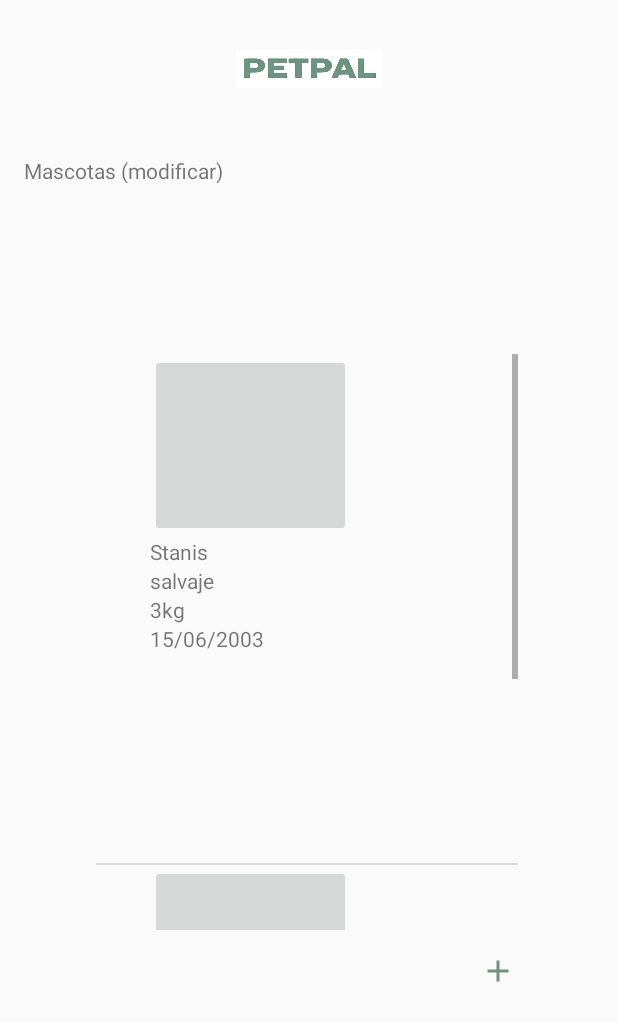
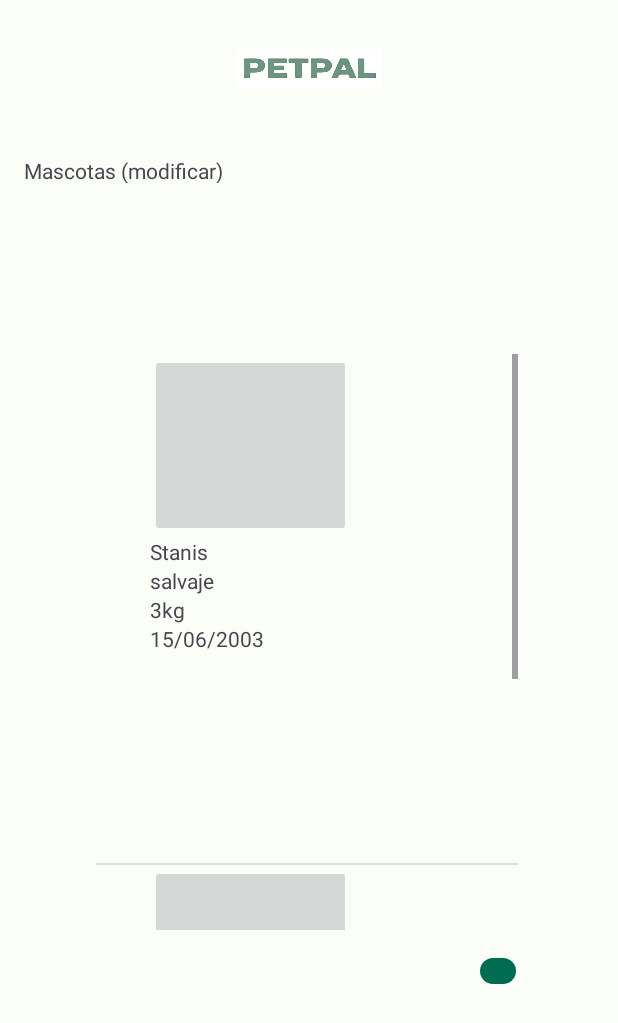
Before and after one commit to manriquer/petpal, an Android app: the screen it shows after launch (Principal), after a tap on "SIGUIENTE", on a phone screen of 412 x 824 dp. Shown: the top 1023 px of the screen. Run offline under Robolectric (Android 15) with nearby library versions, the phone set to English and light mode, and no system bars; our stand-ins replace Firebase (no records; nobody signed in at launch, a user with empty details on screens opened directly).

Commit message:
material 3 añadido

```diff
--- a/app/src/main/AndroidManifest.xml
+++ b/app/src/main/AndroidManifest.xml
@@ -9,7 +9,7 @@
         android:icon="@mipmap/ic_launcher"
         android:label="@string/app_name"
         android:supportsRtl="true"
-        android:theme="@style/Theme.PetPal"
+        android:theme="@style/PetpalTheme"
         tools:targetApi="31">
 
         <!--
@@ -64,12 +64,12 @@
                 android:name="android.support.PARENT_ACTIVITY"
                 android:value=".Principal" />
         </activity>
+
         <meta-data
             android:name="com.google.android.geo.API_KEY"
             android:value="AIzaSyC7tdpxsHi1k3p22Xbgy1EkJxf2w4vNWo0" />
     </application>
+
     <uses-permission android:name="android.permission.ACCESS_NETWORK_STATE" />
-
     <uses-permission android:name="android.permission.INTERNET" />
-
 </manifest>
--- a/app/src/main/res/values/colors.xml
+++ b/app/src/main/res/values/colors.xml
@@ -1,10 +1,66 @@
 <?xml version="1.0" encoding="utf-8"?>
 <resources>
-    <color name="purple_200">#FFBB86FC</color>
-    <color name="purple_500">#FF6200EE</color>
-    <color name="purple_700">#FF3700B3</color>
-    <color name="teal_200">#FF03DAC5</color>
-    <color name="teal_700">#FF018786</color>
+    <color name="seed">#6C9382</color>
+    <color name="md_theme_light_primary">#006C51</color>
+    <color name="md_theme_light_onPrimary">#FFFFFF</color>
+    <color name="md_theme_light_primaryContainer">#84F8CD</color>
+    <color name="md_theme_light_onPrimaryContainer">#002116</color>
+    <color name="md_theme_light_secondary">#4C6359</color>
+    <color name="md_theme_light_onSecondary">#FFFFFF</color>
+    <color name="md_theme_light_secondaryContainer">#CEE9DB</color>
+    <color name="md_theme_light_onSecondaryContainer">#082017</color>
+    <color name="md_theme_light_tertiary">#3F6375</color>
+    <color name="md_theme_light_onTertiary">#FFFFFF</color>
+    <color name="md_theme_light_tertiaryContainer">#C2E8FD</color>
+    <color name="md_theme_light_onTertiaryContainer">#001F2B</color>
+    <color name="md_theme_light_error">#BA1A1A</color>
+    <color name="md_theme_light_errorContainer">#FFDAD6</color>
+    <color name="md_theme_light_onError">#FFFFFF</color>
+    <color name="md_theme_light_onErrorContainer">#410002</color>
+    <color name="md_theme_light_background">#FBFDF9</color>
+    <color name="md_theme_light_onBackground">#191C1A</color>
+    <color name="md_theme_light_surface">#FBFDF9</color>
+    <color name="md_theme_light_onSurface">#191C1A</color>
+    <color name="md_theme_light_surfaceVariant">#DBE5DE</color>
+    <color name="md_theme_light_onSurfaceVariant">#404944</color>
+    <color name="md_theme_light_outline">#707974</color>
+    <color name="md_theme_light_inverseOnSurface">#EFF1EE</color>
+    <color name="md_theme_light_inverseSurface">#2E312F</color>
+    <color name="md_theme_light_inversePrimary">#66DBB2</color>
+    <color name="md_theme_light_shadow">#000000</color>
+    <color name="md_theme_light_surfaceTint">#006C51</color>
+    <color name="md_theme_light_outlineVariant">#BFC9C2</color>
+    <color name="md_theme_light_scrim">#000000</color>
+    <color name="md_theme_dark_primary">#66DBB2</color>
+    <color name="md_theme_dark_onPrimary">#003828</color>
+    <color name="md_theme_dark_primaryContainer">#00513C</color>
+    <color name="md_theme_dark_onPrimaryContainer">#84F8CD</color>
+    <color name="md_theme_dark_secondary">#B3CCBF</color>
+    <color name="md_theme_dark_onSecondary">#1E352C</color>
+    <color name="md_theme_dark_secondaryContainer">#354C42</color>
+    <color name="md_theme_dark_onSecondaryContainer">#CEE9DB</color>
+    <color name="md_theme_dark_tertiary">#A7CCE0</color>
+    <color name="md_theme_dark_onTertiary">#0A3445</color>
+    <color name="md_theme_dark_tertiaryContainer">#264B5C</color>
+    <color name="md_theme_dark_onTertiaryContainer">#C2E8FD</color>
+    <color name="md_theme_dark_error">#FFB4AB</color>
+    <color name="md_theme_dark_errorContainer">#93000A</color>
+    <color name="md_theme_dark_onError">#690005</color>
+    <color name="md_theme_dark_onErrorContainer">#FFDAD6</color>
+    <color name="md_theme_dark_background">#191C1A</color>
+    <color name="md_theme_dark_onBackground">#E1E3E0</color>
+    <color name="md_theme_dark_surface">#191C1A</color>
+    <color name="md_theme_dark_onSurface">#E1E3E0</color>
+    <color name="md_theme_dark_surfaceVariant">#404944</color>
+    <color name="md_theme_dark_onSurfaceVariant">#BFC9C2</color>
+    <color name="md_theme_dark_outline">#89938D</color>
+    <color name="md_theme_dark_inverseOnSurface">#191C1A</color>
+    <color name="md_theme_dark_inverseSurface">#E1E3E0</color>
+    <color name="md_theme_dark_inversePrimary">#006C51</color>
+    <color name="md_theme_dark_shadow">#000000</color>
+    <color name="md_theme_dark_surfaceTint">#66DBB2</color>
+    <color name="md_theme_dark_outlineVariant">#404944</color>
+    <color name="md_theme_dark_scrim">#000000</color>
     <color name="black">#FF000000</color>
     <color name="white">#FFFFFFFF</color>
 </resources>
--- a/app/src/main/res/values/themes.xml
+++ b/app/src/main/res/values/themes.xml
@@ -1,17 +1,48 @@
-<resources xmlns:tools="http://schemas.android.com/tools">
-    <!-- Base application theme. -->
-    <style name="Theme.PetPal" parent="Theme.AppCompat.Light.NoActionBar">
-        <!-- Primary brand color. -->
-        <item name="android:statusBarColor">@android:color/white</item>
-        <item name="android:windowLightStatusBar">true</item>
-        <item name="colorPrimary">@color/black</item>
-        <item name="colorPrimaryVariant">@color/white</item>
-        <item name="colorOnPrimary">@color/white</item>
-        <!-- Secondary brand color. -->
-        <item name="colorSecondary">@color/teal_200</item>
-        <item name="colorSecondaryVariant">@color/teal_700</item>
-        <item name="colorOnSecondary">@color/black</item>
-        <!-- Status bar color. -->
-
+<resources>
+    <style name="PetpalTheme" parent="Theme.Material3.Light.NoActionBar">
+        <item name="android:statusBarColor">@color/white</item>
+        <item name="colorPrimary">@color/md_theme_light_primary</item>
+        <item name="colorOnPrimary">@color/md_theme_light_onPrimary</item>
+        <item name="colorPrimaryContainer">@color/md_theme_light_primaryContainer</item>
+        <item name="colorOnPrimaryContainer">@color/md_theme_light_onPrimaryContainer</item>
+        <item name="colorSecondary">@color/md_theme_light_secondary</item>
+        <item name="colorOnSecondary">@color/md_theme_light_onSecondary</item>
+        <item name="colorSecondaryContainer">@color/md_theme_light_secondaryContainer</item>
+        <item name="colorOnSecondaryContainer">@color/md_theme_light_onSecondaryContainer</item>
+        <item name="colorTertiary">@color/md_theme_light_tertiary</item>
+        <item name="colorOnTertiary">@color/md_theme_light_onTertiary</item>
+        <item name="colorTertiaryContainer">@color/md_theme_light_tertiaryContainer</item>
+        <item name="colorOnTertiaryContainer">@color/md_theme_light_onTertiaryContainer</item>
+        <item name="colorError">@color/md_theme_light_error</item>
+        <item name="colorErrorContainer">@color/md_theme_light_errorContainer</item>
+        <item name="colorOnError">@color/md_theme_light_onError</item>
+        <item name="colorOnErrorContainer">@color/md_theme_light_onErrorContainer</item>
+        <item name="android:colorBackground">@color/md_theme_light_background</item>
+        <item name="colorOnBackground">@color/md_theme_light_onBackground</item>
+        <item name="colorSurface">@color/md_theme_light_surface</item>
+        <item name="colorOnSurface">@color/md_theme_light_onSurface</item>
+        <item name="colorSurfaceVariant">@color/md_theme_light_surfaceVariant</item>
+        <item name="colorOnSurfaceVariant">@color/md_theme_light_onSurfaceVariant</item>
+        <item name="colorOutline">@color/md_theme_light_outline</item>
+        <item name="colorOnSurfaceInverse">@color/md_theme_light_inverseOnSurface</item>
+        <item name="colorSurfaceInverse">@color/md_theme_light_inverseSurface</item>
+        <item name="colorPrimaryInverse">@color/md_theme_light_inversePrimary</item>
     </style>
 </resources>
+
+<!--<resources xmlns:tools="http://schemas.android.com/tools">-->
+<!--    &lt;!&ndash; Base application theme. &ndash;&gt;-->
+<!--    <style name="Theme.PetPal" parent="Theme.AppCompat.Light.NoActionBar">-->
+<!--        &lt;!&ndash; Primary brand color. &ndash;&gt;-->
+<!--        <item name="android:statusBarColor">@android:color/white</item>-->
+<!--        <item name="android:windowLightStatusBar">true</item>-->
+<!--        <item name="colorPrimary">@color/black</item>-->
+<!--        <item name="colorPrimaryVariant">@color/white</item>-->
+<!--        <item name="colorOnPrimary">@color/white</item>-->
+<!--        &lt;!&ndash; Secondary brand color. &ndash;&gt;-->
+<!--        <item name="colorSecondary">@color/teal_200</item>-->
+<!--        <item name="colorSecondaryVariant">@color/teal_700</item>-->
+<!--        <item name="colorOnSecondary">@color/black</item>-->
+<!--        &lt;!&ndash; Status bar color. &ndash;&gt;-->
+<!--    </style>-->
+<!--</resources>-->
```
Also changed, not shown: app/src/main/res/values-night/themes.xml (+45 -14 lines).
